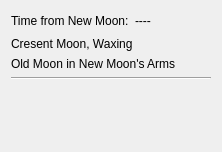
This is res/ui/widgets/lunar_club_special_widget.ui in mareuter/lct-python as Qt 5 draws it before an edit. The edited form follows.
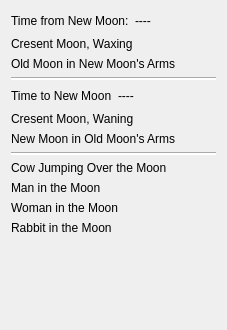
This is the edited form. Icons and pictures are not drawn.

Commit message: Refs #11. Finishing layout and instrumenting all information.

The edit to the form file:
```diff
--- a/res/ui/widgets/lunar_club_special_widget.ui
+++ b/res/ui/widgets/lunar_club_special_widget.ui
@@ -6,8 +6,8 @@
    <rect>
     <x>0</x>
     <y>0</y>
-    <width>222</width>
-    <height>152</height>
+    <width>227</width>
+    <height>330</height>
    </rect>
   </property>
   <property name="windowTitle">
@@ -62,6 +62,9 @@
        <property name="pixmap">
         <pixmap resource="../../resources.qrc">:/star-off.svg</pixmap>
        </property>
+       <property name="alignment">
+        <set>Qt::AlignCenter</set>
+       </property>
       </widget>
      </item>
      <item row="1" column="0">
@@ -79,17 +82,192 @@
        <property name="pixmap">
         <pixmap resource="../../resources.qrc">:/star-off.svg</pixmap>
        </property>
+       <property name="alignment">
+        <set>Qt::AlignCenter</set>
+       </property>
       </widget>
      </item>
     </layout>
    </item>
    <item>
     <widget class="Line" name="line">
+     <property name="styleSheet">
+      <string notr="true">QFrame { background-color: #ffffff; }</string>
+     </property>
      <property name="orientation">
       <enum>Qt::Horizontal</enum>
      </property>
     </widget>
    </item>
+   <item>
+    <layout class="QHBoxLayout" name="horizontalLayout_2">
+     <item>
+      <widget class="QLabel" name="time_to_new_moon_label">
+       <property name="text">
+        <string>Time to New Moon</string>
+       </property>
+      </widget>
+     </item>
+     <item>
+      <widget class="QLabel" name="time_to_new_moon_time_label">
+       <property name="text">
+        <string>----</string>
+       </property>
+      </widget>
+     </item>
+     <item>
+      <spacer name="horizontalSpacer_2">
+       <property name="orientation">
+        <enum>Qt::Horizontal</enum>
+       </property>
+       <property name="sizeHint" stdset="0">
+        <size>
+         <width>40</width>
+         <height>20</height>
+        </size>
+       </property>
+      </spacer>
+     </item>
+    </layout>
+   </item>
+   <item>
+    <layout class="QGridLayout" name="gridLayout_2">
+     <item row="0" column="0">
+      <widget class="QLabel" name="cresent_moon_waning_label">
+       <property name="text">
+        <string>Cresent Moon, Waning</string>
+       </property>
+      </widget>
+     </item>
+     <item row="0" column="1">
+      <widget class="QLabel" name="cresent_moon_waning_indicator">
+       <property name="text">
+        <string/>
+       </property>
+       <property name="pixmap">
+        <pixmap resource="../../resources.qrc">:/star-off.svg</pixmap>
+       </property>
+       <property name="alignment">
+        <set>Qt::AlignCenter</set>
+       </property>
+      </widget>
+     </item>
+     <item row="1" column="0">
+      <widget class="QLabel" name="new_moon_in_old_moon_arms_label">
+       <property name="text">
+        <string>New Moon in Old Moon's Arms</string>
+       </property>
+      </widget>
+     </item>
+     <item row="1" column="1">
+      <widget class="QLabel" name="new_moon_in_old_moon_arms_indicator">
+       <property name="text">
+        <string/>
+       </property>
+       <property name="pixmap">
+        <pixmap resource="../../resources.qrc">:/star-off.svg</pixmap>
+       </property>
+       <property name="alignment">
+        <set>Qt::AlignCenter</set>
+       </property>
+      </widget>
+     </item>
+    </layout>
+   </item>
+   <item>
+    <widget class="Line" name="line_2">
+     <property name="styleSheet">
+      <string notr="true">QFrame { background-color: #ffffff; }</string>
+     </property>
+     <property name="orientation">
+      <enum>Qt::Horizontal</enum>
+     </property>
+    </widget>
+   </item>
+   <item>
+    <layout class="QGridLayout" name="gridLayout_3">
+     <item row="0" column="0">
+      <widget class="QLabel" name="cow_jumping_over_moon_label">
+       <property name="text">
+        <string>Cow Jumping Over the Moon</string>
+       </property>
+      </widget>
+     </item>
+     <item row="0" column="1">
+      <widget class="QLabel" name="cow_jumping_over_moon_indicator">
+       <property name="text">
+        <string/>
+       </property>
+       <property name="pixmap">
+        <pixmap resource="../../resources.qrc">:/star-off.svg</pixmap>
+       </property>
+       <property name="alignment">
+        <set>Qt::AlignCenter</set>
+       </property>
+      </widget>
+     </item>
+     <item row="1" column="0">
+      <widget class="QLabel" name="man_in_the_moon_label">
+       <property name="text">
+        <string>Man in the Moon</string>
+       </property>
+      </widget>
+     </item>
+     <item row="1" column="1">
+      <widget class="QLabel" name="man_in_the_moon_indicator">
+       <property name="text">
+        <string/>
+       </property>
+       <property name="pixmap">
+        <pixmap resource="../../resources.qrc">:/star-off.svg</pixmap>
+       </property>
+       <property name="alignment">
+        <set>Qt::AlignCenter</set>
+       </property>
+      </widget>
+     </item>
+     <item row="2" column="0">
+      <widget class="QLabel" name="woman_in_the_moon_label">
+       <property name="text">
+        <string>Woman in the Moon</string>
+       </property>
+      </widget>
+     </item>
+     <item row="2" column="1">
+      <widget class="QLabel" name="woman_in_the_moon_indicator">
+       <property name="text">
+        <string/>
+       </property>
+       <property name="pixmap">
+        <pixmap resource="../../resources.qrc">:/star-off.svg</pixmap>
+       </property>
+       <property name="alignment">
+        <set>Qt::AlignCenter</set>
+       </property>
+      </widget>
+     </item>
+     <item row="3" column="0">
+      <widget class="QLabel" name="rabbit_in_the_moon_label">
+       <property name="text">
+        <string>Rabbit in the Moon</string>
+       </property>
+      </widget>
+     </item>
+     <item row="3" column="1">
+      <widget class="QLabel" name="rabbit_in_the_moon_indicator">
+       <property name="text">
+        <string/>
+       </property>
+       <property name="pixmap">
+        <pixmap resource="../../resources.qrc">:/star-off.svg</pixmap>
+       </property>
+       <property name="alignment">
+        <set>Qt::AlignCenter</set>
+       </property>
+      </widget>
+     </item>
+    </layout>
+   </item>
    <item>
     <spacer name="verticalSpacer">
      <property name="orientation">
```
Left out of the diff: 1 changed line with no effect on the pictures. The commit also changes 1 other file.
